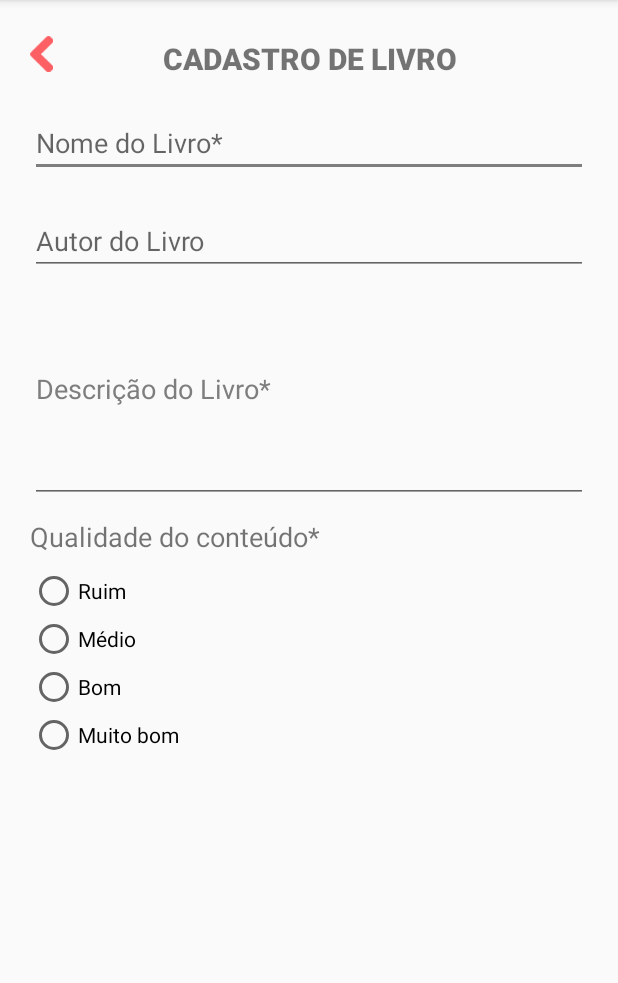
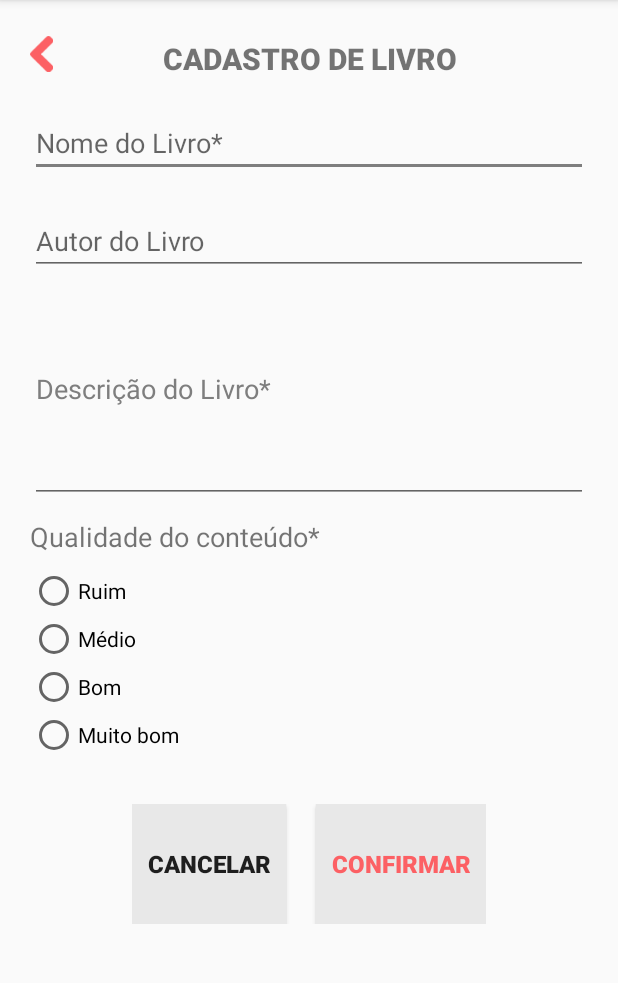
Before and after one commit to camila-borges/myBook, an Android app: the CreateBookActivity screen opened directly, with no data from a screen before it, on a phone screen of 412 x 824 dp, the part 84-1067 px from its top. Run offline under Robolectric (Android 15) with nearby library versions, the light colour scheme and no system bars.

Commit message:
Read ISBN and set info on register screen DONE!

```diff
--- a/app/src/main/java/br/edu/ifsp/mybooks/activities/CreateBookActivity.java
+++ b/app/src/main/java/br/edu/ifsp/mybooks/activities/CreateBookActivity.java
@@ -1,15 +1,33 @@
 package br.edu.ifsp.mybooks.activities;
 
+import android.content.Intent;
 import android.support.v7.app.AppCompatActivity;
 import android.os.Bundle;
+import android.widget.EditText;
 
 import br.edu.ifsp.mybooks.R;
 
 public class CreateBookActivity extends AppCompatActivity {
 
+    private EditText titleBook;
+    private EditText authorBook;
+    private EditText descrpBook;
+
     @Override
     protected void onCreate(Bundle savedInstanceState) {
         super.onCreate(savedInstanceState);
         setContentView(R.layout.activity_create_book);
+
+        titleBook = (EditText) findViewById(R.id.BookNameCreateBook);
+        authorBook = (EditText) findViewById(R.id.BookAuthorCreateBook);
+        descrpBook = (EditText) findViewById(R.id.TextAreaDescriptionCreateBook);
+
+        Intent intent = getIntent();
+
+        if(intent.getBooleanExtra("fromIsbn", false)){
+            titleBook.setText(intent.getStringExtra("bookTitle"));
+            authorBook.setText(intent.getStringExtra("bookAuthor"));
+            descrpBook.setText(intent.getStringExtra("bookDescription"));
+        }
     }
 }
--- a/app/src/main/res/layout/activity_create_book.xml
+++ b/app/src/main/res/layout/activity_create_book.xml
@@ -26,6 +26,7 @@
     <EditText
         android:id="@+id/BookNameCreateBook"
         android:layout_width="match_parent"
+        android:singleLine="true"
         android:layout_height="wrap_content"
         android:layout_below="@+id/LabelCreateBook"
         android:layout_marginTop="20dp"
@@ -34,6 +35,7 @@
     <EditText
         android:id="@+id/BookAuthorCreateBook"
         android:layout_width="match_parent"
+        android:singleLine="true"
         android:layout_height="wrap_content"
         android:layout_below="@+id/BookNameCreateBook"
         android:layout_marginTop="20dp"
@@ -43,7 +45,6 @@
         android:id="@+id/TextAreaDescriptionCreateBook"
         android:layout_width="match_parent"
         android:layout_height="wrap_content"
-        android:layout_below="@id/BookAuthorCreateBook"
         android:inputType="textMultiLine"
         android:lines="6"
         android:overScrollMode="always"
@@ -51,7 +52,10 @@
         android:scrollbarStyle="insideInset"
         android:scrollbars="vertical"
         android:text="Descrição do Livro*"
-        android:textColor="@color/colorAccent" />
+        android:textColor="@color/colorAccent"
+        android:layout_below="@+id/BookAuthorCreateBook"
+        android:layout_alignParentLeft="true"
+        android:layout_alignParentStart="true" />
 
     <RadioGroup
         android:id="@+id/RadioGroupCreateBook"
@@ -94,4 +98,37 @@
     </RadioGroup>
 
 
+    <LinearLayout
+        android:layout_width="wrap_content"
+        android:layout_height="wrap_content"
+        android:layout_below="@id/RadioGroupCreateBook"
+        android:layout_centerInParent="true"
+        android:layout_marginTop="30dp">
+
+        <Button
+            android:id="@+id/ButtonCancelRegister"
+            android:layout_width="wrap_content"
+            android:layout_height="80dp"
+            android:layout_marginRight="10dp"
+            android:background="#e8e8e8"
+            android:fontFamily="sans-serif-black"
+            android:padding="10dp"
+            android:text="CANCELAR"
+            android:textSize="16dp" />
+
+        <Button
+            android:id="@+id/ButtonConfirmRegister"
+            android:layout_width="wrap_content"
+            android:layout_height="80dp"
+            android:layout_marginLeft="10dp"
+            android:layout_toRightOf="@+id/ButtonRegisterManuallyIsbn"
+            android:background="#e8e8e8"
+            android:fontFamily="sans-serif-black"
+            android:padding="10dp"
+            android:text="CONFIRMAR"
+            android:textColor="@color/colorPrimary"
+            android:textSize="16dp" />
+
+    </LinearLayout>
+
 </RelativeLayout>
--- a/app/src/main/res/layout/activity_create_user.xml
+++ b/app/src/main/res/layout/activity_create_user.xml
@@ -29,7 +29,8 @@
         android:layout_width="match_parent"
         android:layout_height="wrap_content"
         android:layout_below="@id/goBackButtonCreateUser"
-        android:hint="E-mail" />
+        android:hint="E-mail"
+        android:singleLine="true" />
 
     <EditText
         android:id="@+id/UserPasswordCreateUser"
@@ -38,7 +39,8 @@
         android:layout_below="@id/UserEmailCreateUser"
         android:layout_marginTop="30dp"
         android:hint="Senha"
-        android:inputType="textPassword" />
+        android:inputType="textPassword"
+        android:singleLine="true" />
 
     <LinearLayout
         android:layout_width="wrap_content"
--- a/app/src/main/res/layout/activity_main.xml
+++ b/app/src/main/res/layout/activity_main.xml
@@ -37,7 +37,7 @@
         android:backgroundTint="@color/colorWhite"
         android:drawableLeft="@drawable/icon_user"
         android:hint="Usuário"
-        android:maxLines="1"
+        android:singleLine="true"
         android:textColor="@color/colorWhite"
         android:textColorHint="@color/colorWhite"
         android:textSize="22dp" />
@@ -53,6 +53,7 @@
         android:hint="Senha"
         android:inputType="textPassword"
         android:maxLines="1"
+        android:singleLine="true"
         android:textColor="@color/colorWhite"
         android:textColorHint="@color/colorWhite"
         android:textSize="22dp" />
```
Also changed, not shown: app/src/main/java/br/edu/ifsp/mybooks/activities/ListBooksActivity.java (+14 -0 lines), app/src/main/java/br/edu/ifsp/mybooks/activities/MainActivity.java (+0 -13 lines), app/src/main/java/br/edu/ifsp/mybooks/activities/ReadIsbnCodeActivity.java (+65 -0 lines), app/src/main/res/layout/activity_list_books.xml (+7 -0 lines).
